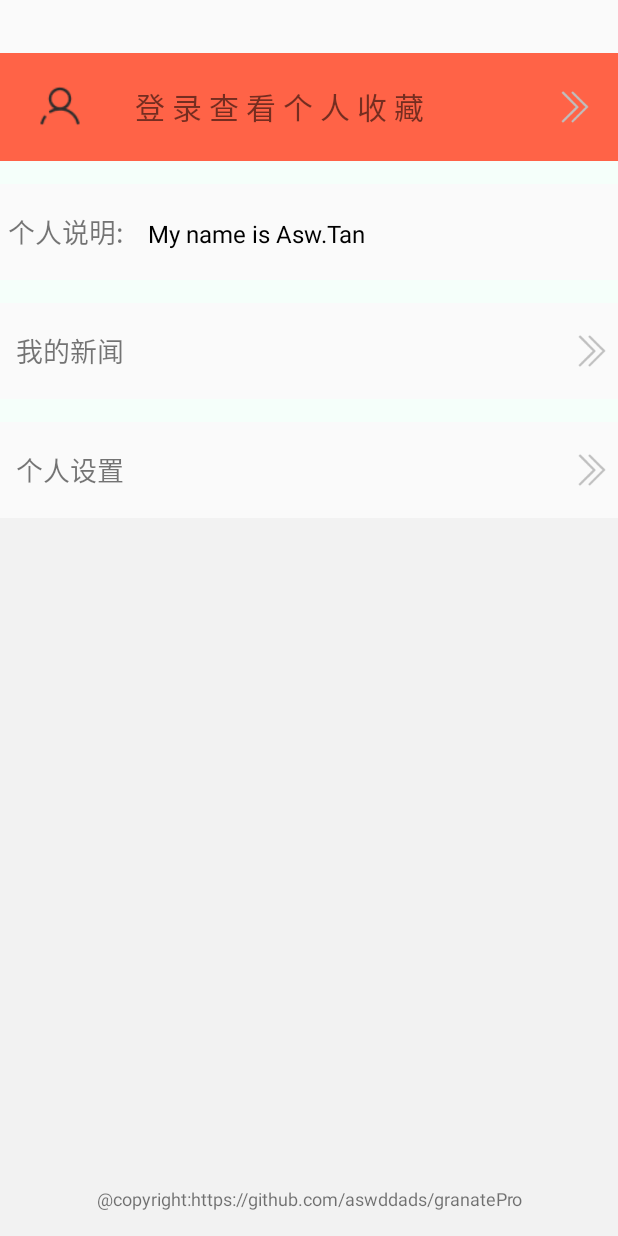
After one commit to aswddads/granatePro, an Android app: the layout fragment_mine.xml on its own in the app's theme, with its tools: preview values and no code run, on a phone screen of 412 x 824 dp. The commit adds this screen. Run offline under Robolectric (Android 15) with nearby library versions, the phone set to English and light mode, and no system bars.

Commit message:
完成个人中心页面

```diff
--- a/app/src/main/AndroidManifest.xml
+++ b/app/src/main/AndroidManifest.xml
@@ -38,7 +38,7 @@
     <application
         android:name=".MyApp"
         android:allowBackup="true"
-        android:icon="@mipmap/logo"
+        android:icon="@mipmap/ic_logo"
         android:label="@string/app_name"
         android:supportsRtl="true"
         android:theme="@style/AppTheme">
--- a/app/src/main/java/com/tjun/www/granatepro/MainActivity.java
+++ b/app/src/main/java/com/tjun/www/granatepro/MainActivity.java
@@ -8,7 +8,8 @@ import com.tjun.www.granatePro.component.ApplicationComponent;
 import com.tjun.www.granatePro.ui.base.BaseActivity;
 import com.tjun.www.granatePro.ui.base.SupportFragment;
 import com.tjun.www.granatePro.ui.jandan.JanDanFragment;
-import com.tjun.www.granatePro.ui.personal.PersonalFragment;
+import com.tjun.www.granatePro.ui.mine.MineCenterFragment;
+import com.tjun.www.granatePro.ui.mine.PersonalFragment;
 import com.tjun.www.granatePro.ui.news.NewsFragment;
 import com.tjun.www.granatePro.ui.video.VideoFragment;
 import com.tjun.www.granatePro.utils.StatusBarUtil;
@@ -52,7 +53,7 @@ public class MainActivity extends BaseActivity {
             mFragments[0] = NewsFragment.newInstance();
             mFragments[1] = VideoFragment.newInstance();
             mFragments[2] = JanDanFragment.newInstance();
-            mFragments[3] = PersonalFragment.newInstance();
+            mFragments[3] = MineCenterFragment.newInstance();
 
             getSupportDelegate().loadMultipleRootFragment(R.id.contentContainer, 0,
                     mFragments[0],
--- a/app/src/main/java/com/tjun/www/granatepro/bean/Constants.java
+++ b/app/src/main/java/com/tjun/www/granatepro/bean/Constants.java
@@ -4,6 +4,8 @@ package com.tjun.www.granatePro.bean;
  * Created by tanjun on 2018/3/11.
  */
 public class Constants {
+    public static final String IS_LOGIN = "is_login";
+
     //864678036850608 如果数据太少，请自行抓包凤凰新闻 获取数据时的参数中的 uid 更换
     public static final String uid = "864678036850608";
 
--- /dev/null
+++ b/app/src/main/res/layout/fragment_mine.xml
@@ -0,0 +1,152 @@
+<?xml version="1.0" encoding="utf-8"?>
+<LinearLayout xmlns:android="http://schemas.android.com/apk/res/android"
+    android:layout_width="match_parent"
+    android:layout_height="match_parent"
+    android:orientation="vertical">
+    <View
+        android:id="@+id/g_3"
+        android:layout_width="match_parent"
+        android:layout_height="35dp"/>
+    <FrameLayout
+        android:background="@color/colorPrimary"
+        android:id="@+id/fl_top_login_parent"
+        android:layout_width="match_parent"
+        android:layout_height="wrap_content">
+
+        <RelativeLayout
+            android:id="@+id/rl_un_login"
+            android:visibility="visible"
+            android:layout_width="match_parent"
+            android:layout_height="72dp">
+
+            <ImageView
+                android:layout_marginTop="5dp"
+                android:src="@drawable/ic_un_login"
+                android:padding="15dp"
+                android:layout_width="80dp"
+                android:id="@+id/iv_un_login"
+                android:layout_height="60dp" />
+            <TextView
+                android:drawableRight="@drawable/right_arrow"
+                android:paddingRight="5dp"
+                android:layout_marginLeft="90dp"
+                android:gravity="center"
+                android:textSize="20sp"
+                android:text="登 录 查 看 个 人 收 藏                   "
+                android:id="@+id/tv_un_login"
+                android:layout_width="wrap_content"
+                android:layout_height="match_parent" />
+        </RelativeLayout>
+
+        <RelativeLayout
+            android:visibility="gone"
+            android:id="@+id/rl_login"
+            android:layout_width="match_parent"
+            android:layout_height="72dp">
+
+            <ImageView
+                android:layout_marginTop="5dp"
+                android:src="@drawable/ic_logo"
+                android:padding="10dp"
+                android:layout_width="80dp"
+                android:id="@+id/iv_login"
+                android:layout_height="64dp" />
+            <TextView
+                android:textColor="@android:color/black"
+                android:textStyle="bold"
+                android:layout_centerInParent="true"
+                android:gravity="center"
+                android:textSize="25sp"
+                android:text="aswddads"
+                android:id="@+id/tv_login"
+                android:layout_width="wrap_content"
+                android:layout_height="match_parent" />
+
+        </RelativeLayout>
+
+    </FrameLayout>
+
+    <View
+        android:background="@color/view_bg"
+        android:id="@+id/ge"
+        android:layout_width="match_parent"
+        android:layout_height="15dp"/>
+
+    <LinearLayout
+        android:orientation="horizontal"
+        android:id="@+id/ll_des"
+        android:layout_width="match_parent"
+        android:layout_height="64dp">
+
+        <TextView
+            android:padding="5dp"
+            android:id="@+id/tv_name"
+            android:gravity="center"
+            android:text="个人说明:"
+            android:textSize="18sp"
+            android:layout_width="wrap_content"
+            android:layout_height="match_parent" />
+
+        <TextView
+            android:padding="5dp"
+            android:textColor="@android:color/black"
+            android:text="My name is Asw.Tan"
+            android:id="@+id/tv_des"
+            android:textSize="16sp"
+            android:layout_marginLeft="5dp"
+            android:maxLines="2"
+            android:layout_width="match_parent"
+            android:layout_height="wrap_content" />
+
+    </LinearLayout>
+
+    <View
+        android:background="@color/view_bg"
+        android:id="@+id/g_1"
+        android:layout_width="match_parent"
+        android:layout_height="15dp"/>
+
+    <TextView
+        android:drawableEnd="@drawable/right_arrow"
+        android:textSize="18sp"
+        android:gravity="center_vertical"
+        android:text="我的新闻"
+        android:layout_marginLeft="5dp"
+        android:padding="5dp"
+        android:id="@+id/tv_my_collect"
+        android:layout_width="match_parent"
+        android:layout_height="64dp" />
+    <View
+        android:background="@color/view_bg"
+        android:id="@+id/g_2"
+        android:layout_width="match_parent"
+        android:layout_height="15dp"/>
+    <TextView
+        android:drawableEnd="@drawable/right_arrow"
+        android:textSize="18sp"
+        android:gravity="center_vertical"
+        android:text="个人设置"
+        android:layout_marginLeft="5dp"
+        android:padding="5dp"
+        android:id="@+id/tv_my_settinggs"
+        android:layout_width="match_parent"
+        android:layout_height="64dp" />
+
+    <RelativeLayout
+        android:id="@+id/rl_copy_right"
+        android:background="#F2F2F2"
+        android:layout_width="match_parent"
+        android:layout_height="match_parent">
+
+        <TextView
+            android:id="@+id/copy_right"
+            android:textSize="12sp"
+            android:text="@string/copy_right"
+            android:gravity="center"
+            android:layout_marginBottom="10dp"
+            android:layout_alignParentBottom="true"
+            android:layout_width="match_parent"
+            android:layout_height="30dp" />
+    </RelativeLayout>
+
+</LinearLayout>
--- a/app/src/main/res/values/colors.xml
+++ b/app/src/main/res/values/colors.xml
@@ -1,10 +1,12 @@
 <?xml version="1.0" encoding="utf-8"?>
 <resources>
-    <color name="colorPrimary">#64B6D1</color>
+    <color name="colorPrimary">#FF6347</color>
     <color name="colorPrimaryDark">#F68E54</color>
     <color name="colorAccent">#FF4081</color>
     <color name="windowBackground">@android:color/white</color>
 
     <color name="tab_unselect">#a3a3a3</color>
     <color name="news_tv_source_color">#a3a3a3</color>
+
+    <color name="view_bg">#F5FFFA</color>
 </resources>
--- a/app/src/main/res/values/strings.xml
+++ b/app/src/main/res/values/strings.xml
@@ -1,5 +1,7 @@
 <resources>
-    <string name="app_name">微阅</string>
+    <string name="app_name">新鲜事</string>
+    <string name="copy_right">\@copyright:https://github.com/aswddads/granatePro</string>
+    <string name="copyright">https://github.com/aswddads/granatePro</string>
 
     <!-- 状态视图  -->
     <string name="loading">加载中...</string>
```
Also changed, not shown: app/src/main/java/com/tjun/www/granatePro/ui/mine/MineCenterFragment.java (added, +112 -0 lines), app/src/main/java/com/tjun/www/granatePro/ui/mine/PersonalFragment.java (added, +104 -0 lines), app/src/main/java/com/tjun/www/granatePro/ui/personal/PersonalFragment.java (deleted, +0 -104 lines), app/src/main/res/layout/fragment_personal.xml (+14 -17 lines), app/src/main/res/drawable-xhdpi/ic_logo.jpg (added), app/src/main/res/drawable-xhdpi/ic_un_login.png (added), app/src/main/res/drawable-xhdpi/right_arrow.png (added), app/src/main/res/drawable-xxhdpi/ic_logo.png (deleted), app/src/main/res/mipmap-xxhdpi/ic_launcher.png (deleted), app/src/main/res/mipmap-xxhdpi/ic_logo.jpg (added), app/src/main/res/mipmap-xxxhdpi/logo.png (deleted).
